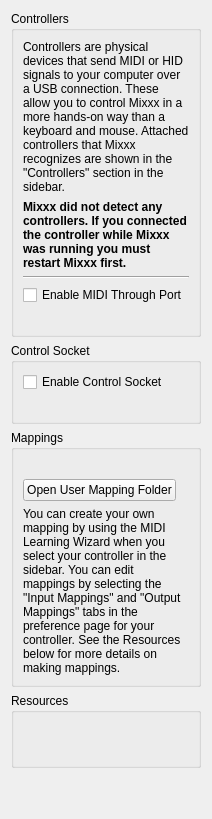
Above: src/controllers/dlgprefcontrollersdlg.ui from stephanlensky/mixxx before the change. Below: the same form after it.
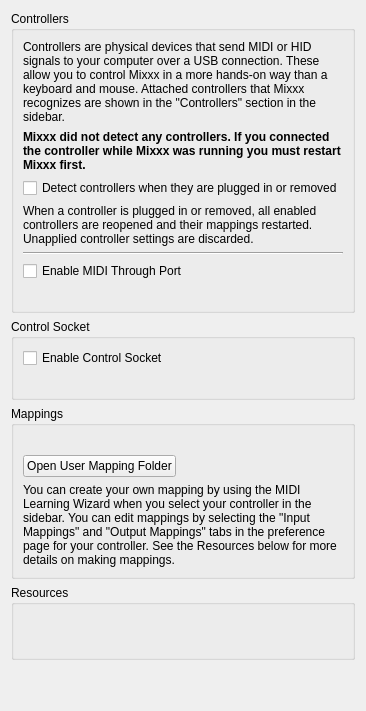
That is the form after the change.

Commit message: Add Controllers preference to detect controllers when plugged in or removed

```diff
--- a/src/controllers/dlgprefcontrollersdlg.ui
+++ b/src/controllers/dlgprefcontrollersdlg.ui
@@ -70,6 +70,43 @@
        </widget>
       </item>
 
+      <item>
+       <widget class="QCheckBox" name="checkBox_detectDevices">
+        <property name="sizePolicy">
+         <sizepolicy hsizetype="Minimum" vsizetype="Fixed">
+          <horstretch>0</horstretch>
+          <verstretch>0</verstretch>
+         </sizepolicy>
+        </property>
+        <property name="text">
+         <string>Detect controllers when they are plugged in or removed</string>
+        </property>
+       </widget>
+      </item>
+
+      <item>
+       <widget class="QLabel" name="txt_detectDevices">
+        <property name="sizePolicy">
+         <sizepolicy hsizetype="Ignored" vsizetype="Minimum">
+          <horstretch>0</horstretch>
+          <verstretch>0</verstretch>
+         </sizepolicy>
+        </property>
+        <property name="minimumSize">
+         <size>
+          <width>100</width>
+          <height>10</height>
+         </size>
+        </property>
+        <property name="text">
+         <string>When a controller is plugged in or removed, all enabled controllers are reopened and their mappings restarted. Unapplied controller settings are discarded.</string>
+        </property>
+        <property name="wordWrap">
+         <bool>true</bool>
+        </property>
+       </widget>
+      </item>
+
       <item>
        <widget class="Line" name="line_midithrough">
         <property name="orientation">
```
Left out of the diff: 1 changed line with no effect on the pictures. The commit also changes 13 other files.
